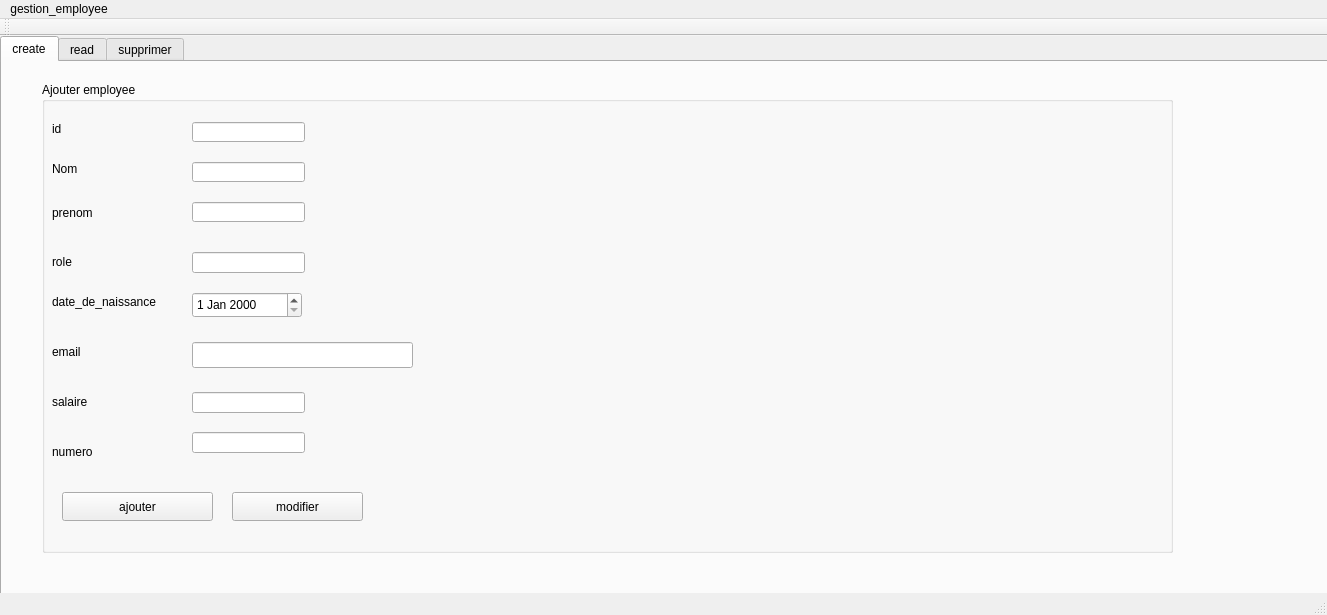
Qt form mainwindow.ui (imenrais/Projet_CPP) before a commit.
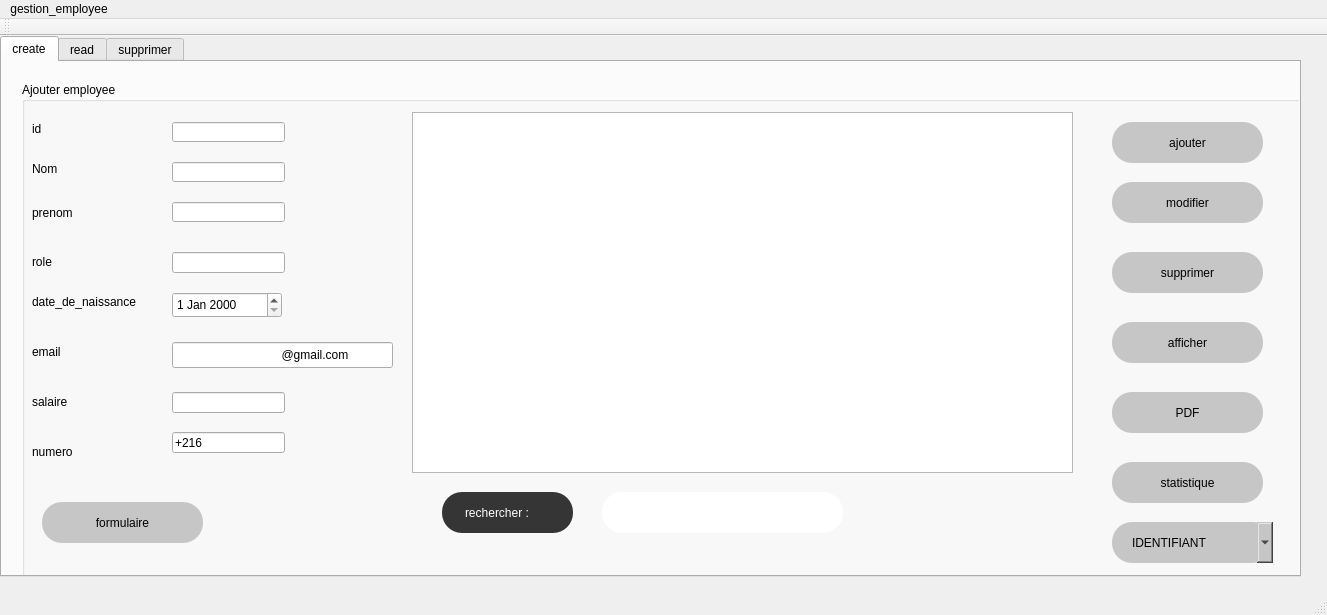
The same form after that commit. The open tabs and pages were chosen to show the change.

What changed in the file:
```diff
--- a/mainwindow.ui
+++ b/mainwindow.ui
@@ -19,8 +19,8 @@
      <rect>
       <x>0</x>
       <y>0</y>
-      <width>1331</width>
-      <height>571</height>
+      <width>1301</width>
+      <height>541</height>
      </rect>
     </property>
     <property name="currentIndex">
@@ -33,10 +33,10 @@
      <widget class="QGroupBox" name="groupBox">
       <property name="geometry">
        <rect>
-        <x>40</x>
+        <x>20</x>
         <y>20</y>
-        <width>1131</width>
-        <height>471</height>
+        <width>1281</width>
+        <height>521</height>
        </rect>
       </property>
       <property name="title">
@@ -160,12 +160,18 @@
       <widget class="QPushButton" name="pb_ajouter">
        <property name="geometry">
         <rect>
-         <x>20</x>
-         <y>410</y>
+         <x>1090</x>
+         <y>40</y>
          <width>151</width>
-         <height>29</height>
+         <height>41</height>
         </rect>
        </property>
+       <property name="styleSheet">
+        <string notr="true">padding-left:20px;
+background-color: rgb(198, 198, 198);
+padding-right:20px;
+border-radius:20px;</string>
+       </property>
        <property name="text">
         <string>ajouter</string>
        </property>
@@ -192,6 +198,9 @@
          <height>26</height>
         </rect>
        </property>
+       <property name="text">
+        <string>                                @gmail.com</string>
+       </property>
       </widget>
       <widget class="QLabel" name="label_8">
        <property name="geometry">
@@ -238,49 +247,233 @@
          <height>21</height>
         </rect>
        </property>
+       <property name="text">
+        <string>+216</string>
+       </property>
       </widget>
       <widget class="QPushButton" name="pb_modifier">
        <property name="geometry">
         <rect>
-         <x>190</x>
-         <y>410</y>
-         <width>131</width>
-         <height>29</height>
+         <x>1090</x>
+         <y>100</y>
+         <width>151</width>
+         <height>41</height>
         </rect>
        </property>
+       <property name="styleSheet">
+        <string notr="true">padding-left:20px;
+background-color: rgb(198, 198, 198);
+padding-right:20px;
+border-radius:20px;</string>
+       </property>
        <property name="text">
         <string>modifier</string>
        </property>
       </widget>
+      <widget class="QTableView" name="tab">
+       <property name="geometry">
+        <rect>
+         <x>390</x>
+         <y>30</y>
+         <width>661</width>
+         <height>361</height>
+        </rect>
+       </property>
+      </widget>
+      <widget class="QLineEdit" name="rech">
+       <property name="geometry">
+        <rect>
+         <x>580</x>
+         <y>410</y>
+         <width>241</width>
+         <height>41</height>
+        </rect>
+       </property>
+       <property name="styleSheet">
+        <string notr="true">padding-left:20px;
+
+padding-right:20px;
+border-radius:20px;</string>
+       </property>
+      </widget>
+      <widget class="QPushButton" name="pb_del">
+       <property name="geometry">
+        <rect>
+         <x>1090</x>
+         <y>170</y>
+         <width>151</width>
+         <height>41</height>
+        </rect>
+       </property>
+       <property name="styleSheet">
+        <string notr="true">padding-left:20px;
+background-color: rgb(198, 198, 198);
+padding-right:20px;
+border-radius:20px;</string>
+       </property>
+       <property name="text">
+        <string>supprimer</string>
+       </property>
+      </widget>
+      <widget class="QPushButton" name="affiche">
+       <property name="geometry">
+        <rect>
+         <x>1090</x>
+         <y>240</y>
+         <width>151</width>
+         <height>41</height>
+        </rect>
+       </property>
+       <property name="styleSheet">
+        <string notr="true">padding-left:20px;
+background-color: rgb(198, 198, 198);
+padding-right:20px;
+border-radius:20px;</string>
+       </property>
+       <property name="text">
+        <string>afficher</string>
+       </property>
+      </widget>
+      <widget class="QComboBox" name="comboBox">
+       <property name="geometry">
+        <rect>
+         <x>1090</x>
+         <y>440</y>
+         <width>161</width>
+         <height>41</height>
+        </rect>
+       </property>
+       <property name="styleSheet">
+        <string notr="true">padding-left:20px;
+background-color: rgb(198, 198, 198);
+padding-right:20px;
+border-radius:20px;</string>
+       </property>
+       <item>
+        <property name="text">
+         <string>IDENTIFIANT</string>
+        </property>
+       </item>
+       <item>
+        <property name="text">
+         <string>NOM</string>
+        </property>
+       </item>
+       <item>
+        <property name="text">
+         <string>ROLE</string>
+        </property>
+       </item>
+      </widget>
+      <widget class="QPushButton" name="pushButton">
+       <property name="geometry">
+        <rect>
+         <x>1090</x>
+         <y>310</y>
+         <width>151</width>
+         <height>41</height>
+        </rect>
+       </property>
+       <property name="styleSheet">
+        <string notr="true">padding-left:20px;
+background-color: rgb(198, 198, 198);
+padding-right:20px;
+border-radius:20px;</string>
+       </property>
+       <property name="text">
+        <string>PDF</string>
+       </property>
+      </widget>
+      <widget class="QPushButton" name="pb_statistic">
+       <property name="geometry">
+        <rect>
+         <x>1090</x>
+         <y>380</y>
+         <width>151</width>
+         <height>41</height>
+        </rect>
+       </property>
+       <property name="styleSheet">
+        <string notr="true">padding-left:20px;
+background-color: rgb(198, 198, 198);
+padding-right:20px;
+border-radius:20px;</string>
+       </property>
+       <property name="text">
+        <string>statistique</string>
+       </property>
+      </widget>
+      <widget class="QLabel" name="label_11">
+       <property name="geometry">
+        <rect>
+         <x>420</x>
+         <y>410</y>
+         <width>131</width>
+         <height>41</height>
+        </rect>
+       </property>
+       <property name="styleSheet">
+        <string notr="true">background-color: rgb(53, 53, 53);
+color: rgb(255, 255, 255);
+padding-right:20px;
+border-radius:20px;
+padding-left:20px;</string>
+       </property>
+       <property name="text">
+        <string>rechercher :</string>
+       </property>
+      </widget>
+      <widget class="QPushButton" name="formulaire">
+       <property name="geometry">
+        <rect>
+         <x>20</x>
+         <y>420</y>
+         <width>161</width>
+         <height>41</height>
+        </rect>
+       </property>
+       <property name="styleSheet">
+        <string notr="true">padding-left:20px;
+background-color: rgb(198, 198, 198);
+padding-right:20px;
+border-radius:20px;</string>
+       </property>
+       <property name="text">
+        <string>formulaire</string>
+       </property>
+      </widget>
      </widget>
     </widget>
     <widget class="QWidget" name="tab_4">
      <attribute name="title">
       <string>read</string>
      </attribute>
-     <widget class="QTableView" name="tab_etudiant">
-      <property name="geometry">
-       <rect>
-        <x>150</x>
-        <y>10</y>
-        <width>1021</width>
-        <height>411</height>
-       </rect>
-      </property>
-     </widget>
-     <widget class="QPushButton" name="pushButton">
-      <property name="geometry">
-       <rect>
-        <x>570</x>
-        <y>440</y>
-        <width>141</width>
-        <height>29</height>
-       </rect>
-      </property>
-      <property name="text">
-       <string>afficher</string>
-      </property>
-     </widget>
+     <layout class="QVBoxLayout" name="verticalLayout">
+      <item>
+       <widget class="QPushButton" name="options">
+        <property name="text">
+         <string>Options</string>
+        </property>
+       </widget>
+      </item>
+      <item>
+       <widget class="QScrollArea" name="scrollArea">
+        <property name="widgetResizable">
+         <bool>true</bool>
+        </property>
+        <widget class="QWidget" name="scrollAreaWidgetContents">
+         <property name="geometry">
+          <rect>
+           <x>0</x>
+           <y>0</y>
+           <width>1271</width>
+           <height>448</height>
+          </rect>
+         </property>
+        </widget>
+       </widget>
+      </item>
+     </layout>
     </widget>
     <widget class="QWidget" name="tab_5">
      <attribute name="title">
```
Left out of the diff: 38 changed lines with no effect on the pictures.
